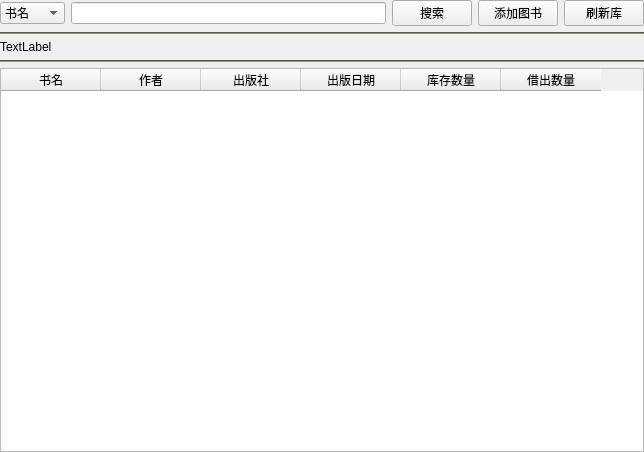
First picture: the form in ui/book_manage_window.ui, repository weijiang1994/BookManage, before the edit.
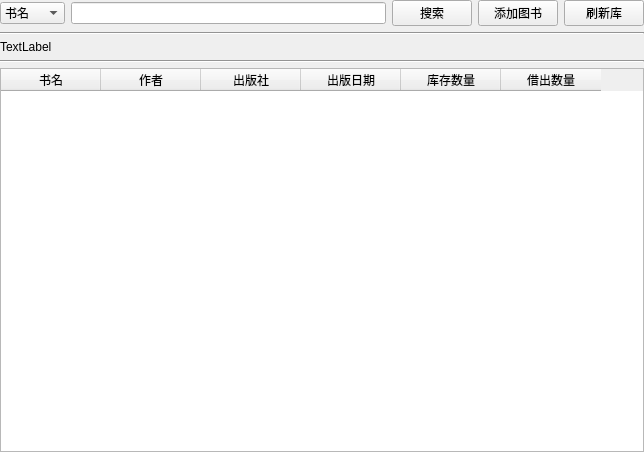
Second picture: the form after the edit.

Patch:
```diff
--- a/ui/book_manage_window.ui
+++ b/ui/book_manage_window.ui
@@ -106,7 +106,7 @@
         </size>
        </property>
        <property name="styleSheet">
-        <string notr="true">background-color: rgb(126, 127, 113);</string>
+        <string notr="true">background-color: rgb(222, 222, 222);</string>
        </property>
        <property name="orientation">
         <enum>Qt::Horizontal</enum>
@@ -132,7 +132,7 @@
         </size>
        </property>
        <property name="styleSheet">
-        <string notr="true">background-color: rgb(126, 127, 113);</string>
+        <string notr="true">background-color: rgb(222, 222, 222);</string>
        </property>
        <property name="orientation">
         <enum>Qt::Horizontal</enum>
```
